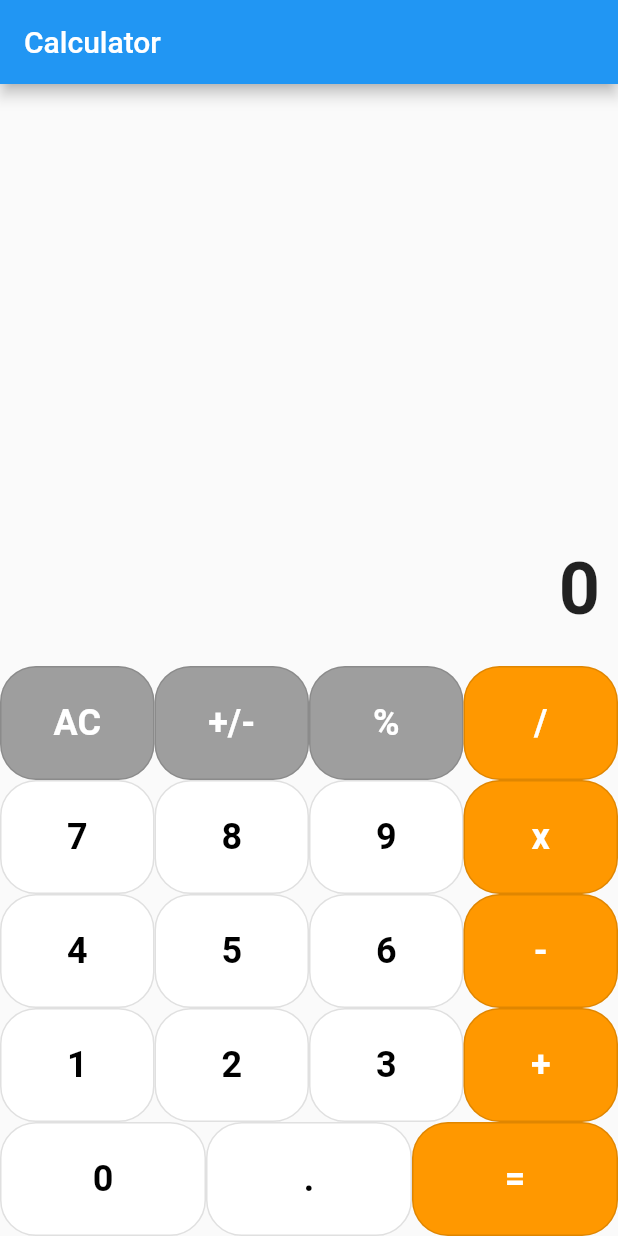
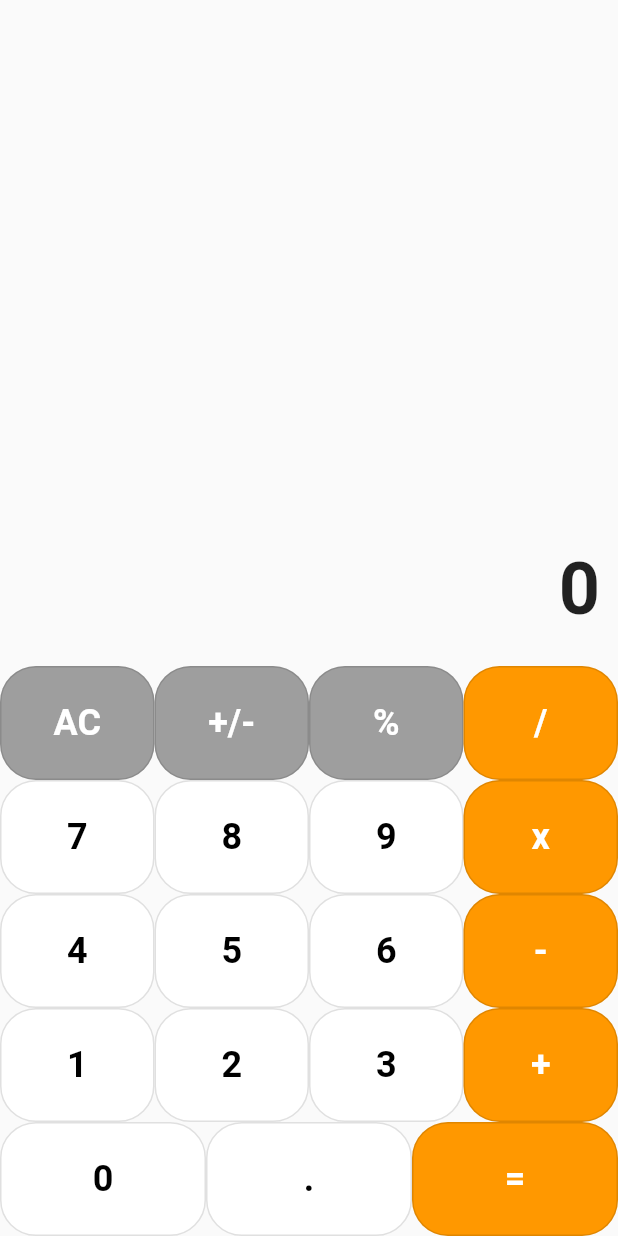
Before and after one commit to Underemployed/myApp, a Flutter app: the screen it shows after launch, on a phone screen of 412 x 824 dp. Run offline on Flutter 3.47's test engine with Material 2 defaults, Android fonts, the phone set to English and light mode, and no system bars.

Commit message:
calculator

```diff
--- a/myapp/lib/home_page.dart
+++ b/myapp/lib/home_page.dart
@@ -61,9 +61,6 @@ class _CalculatorAppState extends State<CalculatorApp> {
     return MaterialApp(
       title: "Calculator",
       home: Scaffold(
-        appBar: AppBar(
-          title: Text("Calculator"),
-        ),
         body: Container(
           child: Column(
             mainAxisAlignment: MainAxisAlignment.end,
```
